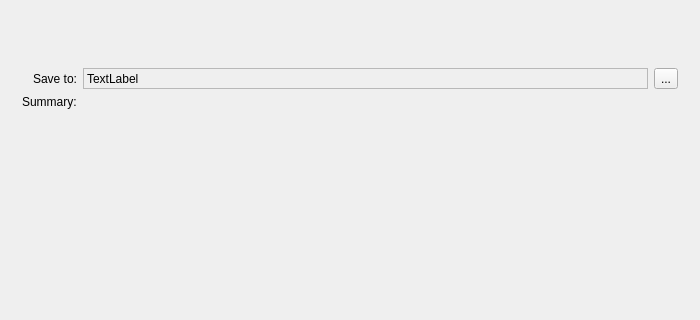
The window that plugins/extensions/resourcemanager/pagebundlesaver.ui (KDE/krita) describes before a commit, drawn with Qt 5; both pictures show x 0 to 700 and y 0 to 320 of the 700 by 510 pixel window.
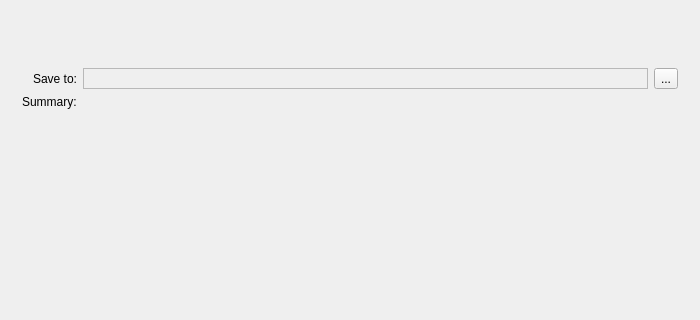
The same window after the commit.

The edit to the form file:
```diff
--- a/plugins/extensions/resourcemanager/pagebundlesaver.ui
+++ b/plugins/extensions/resourcemanager/pagebundlesaver.ui
@@ -76,7 +76,7 @@
           <enum>QFrame::Sunken</enum>
          </property>
          <property name="text">
-          <string>TextLabel</string>
+          <string/>
          </property>
          <property name="alignment">
           <set>Qt::AlignLeading|Qt::AlignLeft|Qt::AlignVCenter</set>
```
